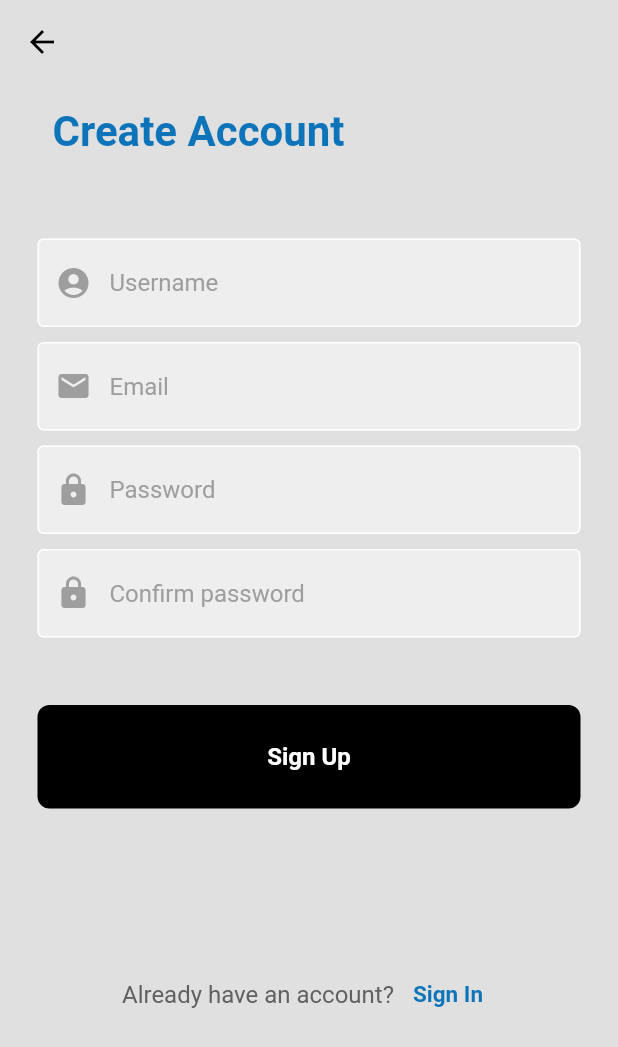
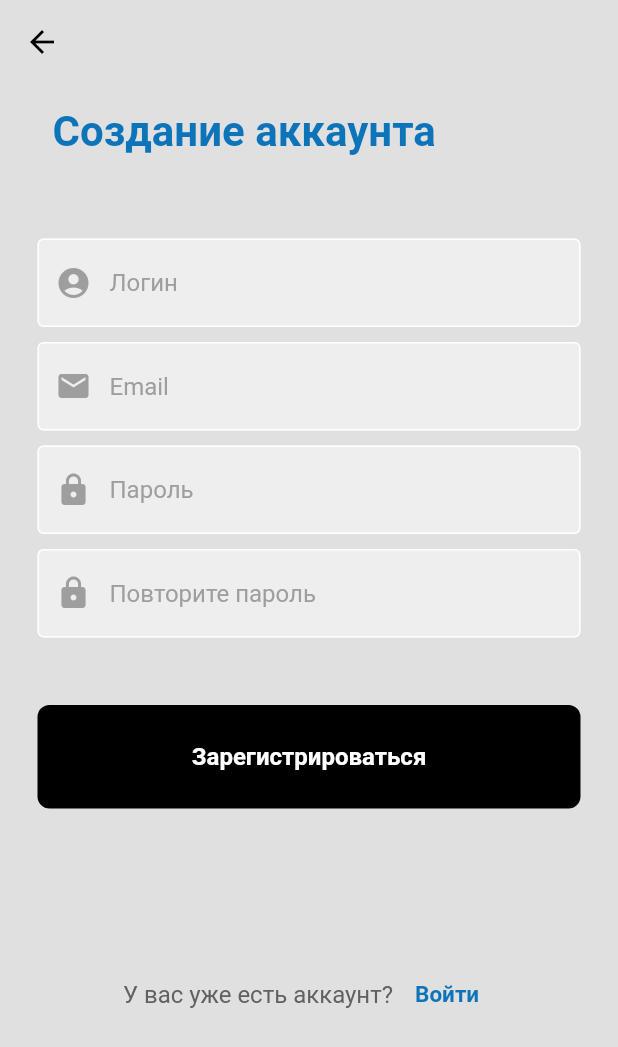
Before and after one commit to m00nlight1/PlannerETP, a Flutter app: the SignUpScreen screen opened by its route, on a phone screen of 412 x 824 dp. Shown: the top 1047 px of the screen. Run offline on Flutter 3.47's test engine with Material 2 defaults, Android fonts, the phone set to English and light mode, and no system bars; our stand-ins replace dio, email_validator, flutter_bloc, flutter_svg, freezed_annotation, get_it and 3 more; network calls fail; project files that could hold a hidden picture were left out.

Commit message:
Changing the interface language

```diff
--- a/lib/feature/auth/presentation/sign_in_screen.dart
+++ b/lib/feature/auth/presentation/sign_in_screen.dart
@@ -49,10 +49,10 @@ class SignInScreen extends StatelessWidget {
                 const SizedBox(height: 50),
 
                 // welcome back, you've been missed!
-                Text('Welcome, back you\'ve been missed!',
-                    style: theme.textTheme.bodyMedium),
+                // Text('Welcome, back you\'ve been missed!',
+                //     style: theme.textTheme.bodyMedium),
 
-                const SizedBox(height: 25),
+                // const SizedBox(height: 25),
 
                 // email textfield
                 AuthTextField(
@@ -70,7 +70,7 @@ class SignInScreen extends StatelessWidget {
 
                 // password textfield
                 AuthTextField(
-                  hintText: 'Password',
+                  hintText: 'Пароль',
                   obscureText: true,
                   prefixIcon: const Icon(Icons.lock, color: Colors.grey),
                   controller: passwordController,
@@ -88,7 +88,7 @@ class SignInScreen extends StatelessWidget {
                     mainAxisAlignment: MainAxisAlignment.end,
                     children: [
                       Text(
-                        'Forgot Password?',
+                        'Забыли пароль?',
                         style: theme.textTheme.bodyMedium,
                       ),
                     ],
@@ -104,7 +104,7 @@ class SignInScreen extends StatelessWidget {
                       _onTapToSignInButton(context.read<AuthCubit>());
                     }
                   },
-                  text: 'Sign In',
+                  text: 'Войти',
                 ),
 
                 const SizedBox(height: 100),
@@ -114,13 +114,13 @@ class SignInScreen extends StatelessWidget {
                   mainAxisAlignment: MainAxisAlignment.center,
                   children: [
                     Text(
-                      'You don\'t have an account?',
+                      'Нет аккаунта?',
                       style: theme.textTheme.bodyMedium,
                     ),
                     const SizedBox(width: 4),
                     TextButton(
                       child: Text(
-                        'Sign Up',
+                        'Зарегистрироваться',
                         style: theme.textTheme.labelMedium,
                       ),
                       onPressed: () =>
--- a/lib/feature/auth/presentation/sign_up_screen.dart
+++ b/lib/feature/auth/presentation/sign_up_screen.dart
@@ -40,7 +40,7 @@ class SignUpScreen extends StatelessWidget {
                     mainAxisAlignment: MainAxisAlignment.start,
                     children: [
                       Text(
-                        'Create Account',
+                        'Создание аккаунта',
                         style: theme.textTheme.labelLarge,
                       ),
                     ],
@@ -51,7 +51,7 @@ class SignUpScreen extends StatelessWidget {
 
                 //username textfield
                 AuthTextField(
-                    hintText: 'Username',
+                    hintText: 'Логин',
                     obscureText: false,
                     prefixIcon:
                         const Icon(Icons.account_circle, color: Colors.grey),
@@ -79,7 +79,7 @@ class SignUpScreen extends StatelessWidget {
 
                 // password textfield
                 AuthTextField(
-                  hintText: 'Password',
+                  hintText: 'Пароль',
                   obscureText: true,
                   prefixIcon: const Icon(Icons.lock, color: Colors.grey),
                   controller: passwordController,
@@ -92,7 +92,7 @@ class SignUpScreen extends StatelessWidget {
 
                 //confirm password textfield
                 AuthTextField(
-                  hintText: 'Confirm password',
+                  hintText: 'Повторите пароль',
                   obscureText: true,
                   prefixIcon: const Icon(Icons.lock, color: Colors.grey),
                   controller: passwordRepeatController,
@@ -116,7 +116,7 @@ class SignUpScreen extends StatelessWidget {
                       Navigator.of(context).pop();
                     }
                   },
-                  text: 'Sign Up',
+                  text: 'Зарегистрироваться',
                 ),
 
                 const SizedBox(height: 100),
@@ -126,13 +126,13 @@ class SignUpScreen extends StatelessWidget {
                   mainAxisAlignment: MainAxisAlignment.center,
                   children: [
                     Text(
-                      'Already have an account?',
+                      'У вас уже есть аккаунт?',
                       style: theme.textTheme.bodyMedium,
                     ),
                     const SizedBox(width: 4),
                     TextButton(
                       child: Text(
-                        'Sign In',
+                        'Войти',
                         style: theme.textTheme.labelMedium,
                       ),
                       onPressed: () => Navigator.of(context).pushNamed('/'),
--- a/lib/feature/profile/profile_screen.dart
+++ b/lib/feature/profile/profile_screen.dart
@@ -15,7 +15,7 @@ class ProfileScreen extends StatelessWidget {
     final theme = Theme.of(context);
     return Scaffold(
       appBar: AppBar(
-        title: const Text('Profile'),
+        title: const Text('Аккаунт'),
         actions: [
           IconButton(
               onPressed: () {
@@ -94,7 +94,7 @@ class ProfileScreen extends StatelessWidget {
                       ),
                       child: Center(
                         child: Text(
-                          "Edit Profile",
+                          "Редактировать",
                           style: theme.textTheme.bodySmall,
                         ),
                       ),
@@ -109,7 +109,7 @@ class ProfileScreen extends StatelessWidget {
                                 const _UpdatePasswordDialog());
                       },
                       child: Text(
-                        "Change password",
+                        "Изменить пароль",
                         style: theme.textTheme.bodyMedium,
                       )),
                 ],
@@ -154,7 +154,7 @@ class _UpdateProfileDialogState extends State<_UpdateProfileDialog> {
             child: Column(
               children: [
                 AuthTextField(
-                  hintText: 'Username',
+                  hintText: 'Логин',
                   obscureText: false,
                   prefixIcon:
                       const Icon(Icons.account_circle, color: Colors.grey),
@@ -193,7 +193,7 @@ class _UpdateProfileDialogState extends State<_UpdateProfileDialog> {
                     ),
                     child: Center(
                       child: Text(
-                        "Save",
+                        "Сохранить",
                         style: theme.textTheme.bodySmall,
                       ),
                     ),
@@ -240,7 +240,7 @@ class _UpdatePasswordDialogState extends State<_UpdatePasswordDialog> {
             child: Column(
               children: [
                 AuthTextField(
-                  hintText: 'Current password',
+                  hintText: 'Текущий пароль',
                   obscureText: true,
                   prefixIcon: const Icon(Icons.lock, color: Colors.grey),
                   controller: oldPasswordController,
@@ -250,7 +250,7 @@ class _UpdatePasswordDialogState extends State<_UpdatePasswordDialog> {
                 ),
                 const SizedBox(height: 10),
                 AuthTextField(
-                  hintText: 'New password',
+                  hintText: 'Новый пароль',
                   obscureText: false,
                   prefixIcon: const Icon(Icons.lock, color: Colors.grey),
                   controller: newPasswordController,
@@ -260,7 +260,7 @@ class _UpdatePasswordDialogState extends State<_UpdatePasswordDialog> {
                 ),
                 const SizedBox(height: 10),
                 AuthTextField(
-                  hintText: 'Confirm password',
+                  hintText: 'Повторите пароль',
                   obscureText: true,
                   prefixIcon: const Icon(Icons.lock, color: Colors.grey),
                   controller: newPasswordRepeatController,
@@ -292,7 +292,7 @@ class _UpdatePasswordDialogState extends State<_UpdatePasswordDialog> {
                     ),
                     child: Center(
                       child: Text(
-                        "Save",
+                        "Сохранить",
                         style: theme.textTheme.bodySmall,
                       ),
                     ),
```
Also changed, not shown: lib/feature/dashboard/presentation/dashboard_screen.dart (+7 -1 lines), lib/feature/tasks/presentation/add_task_screen.dart (added, +25 -0 lines).
